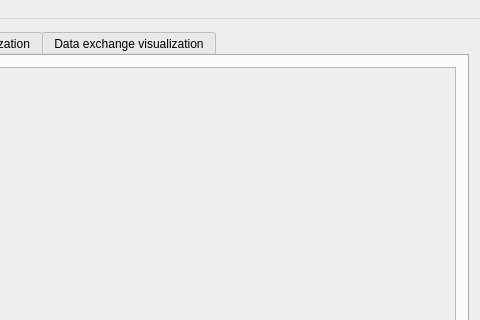
Justice01/bnb-visualizer, file visualizer/mainwindow.ui: the form before one commit; both pictures show x 368 to 848 and y 0 to 320 of the 848 by 738 pixel window.
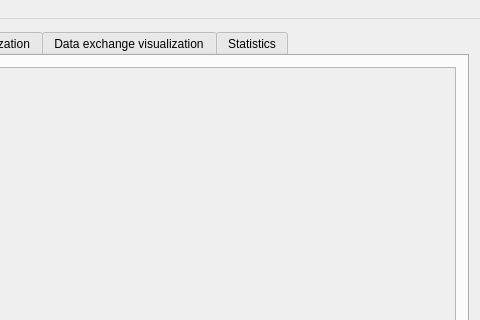
The form after the commit. The open tabs and pages were chosen to show the change. Icons and pictures are not drawn.

Commit message: added statistics tab

Diff of the .ui file:
```diff
--- a/visualizer/mainwindow.ui
+++ b/visualizer/mainwindow.ui
@@ -7,7 +7,7 @@
     <x>0</x>
     <y>0</y>
     <width>842</width>
-    <height>713</height>
+    <height>732</height>
    </rect>
   </property>
   <property name="windowTitle">
@@ -706,6 +706,11 @@
           </item>
          </layout>
         </widget>
+        <widget class="QWidget" name="StatisticsTab">
+         <attribute name="title">
+          <string>Statistics</string>
+         </attribute>
+        </widget>
        </widget>
       </item>
       <item>
```
Left out of the diff: 4 changed lines with no effect on the pictures. The commit also changes 4 other files.
